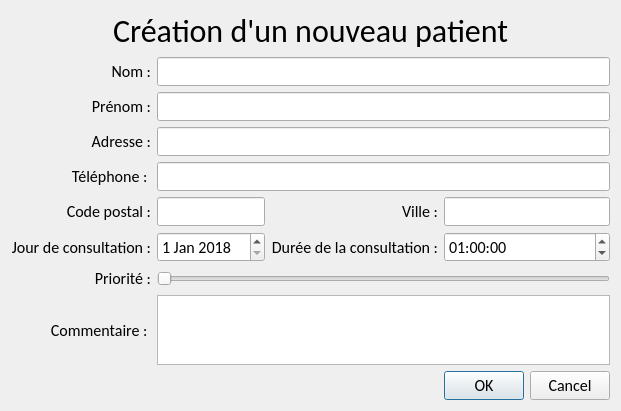
Old version of the form createpatientdialog.ui in the repository Neilero/QtProject.
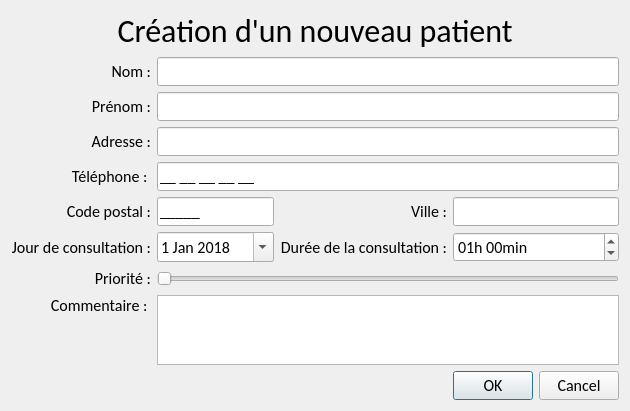
New version of the form.

Commit message: Added healthworker classes Edited createpatientdialog and mainwindow

The edit to the form file:
```diff
--- a/createpatientdialog.ui
+++ b/createpatientdialog.ui
@@ -6,8 +6,8 @@
    <rect>
     <x>0</x>
     <y>0</y>
-    <width>599</width>
-    <height>381</height>
+    <width>630</width>
+    <height>402</height>
    </rect>
   </property>
   <property name="font">
@@ -20,70 +20,50 @@
    <string>Dialog</string>
   </property>
   <layout class="QGridLayout" name="gridLayout">
-   <item row="8" column="0">
-    <widget class="QLabel" name="label_8">
+   <item row="6" column="0">
+    <widget class="QLabel" name="label_4">
      <property name="font">
       <font>
        <family>Calibri</family>
       </font>
      </property>
      <property name="text">
-      <string>Priorité :</string>
+      <string>Code postal :</string>
      </property>
      <property name="alignment">
       <set>Qt::AlignRight|Qt::AlignTrailing|Qt::AlignVCenter</set>
      </property>
     </widget>
    </item>
-   <item row="10" column="3">
-    <widget class="QDialogButtonBox" name="buttonBox">
-     <property name="font">
-      <font>
-       <family>Calibri</family>
-      </font>
-     </property>
+   <item row="11" column="0" colspan="4">
+    <spacer name="verticalSpacer_2">
      <property name="orientation">
-      <enum>Qt::Horizontal</enum>
+      <enum>Qt::Vertical</enum>
      </property>
-     <property name="standardButtons">
-      <set>QDialogButtonBox::Cancel|QDialogButtonBox::Ok</set>
+     <property name="sizeHint" stdset="0">
+      <size>
+       <width>20</width>
+       <height>40</height>
+      </size>
      </property>
-    </widget>
-   </item>
-   <item row="1" column="1" colspan="3">
-    <widget class="QLineEdit" name="lineEditName">
-     <property name="font">
-      <font>
-       <family>Calibri</family>
-      </font>
-     </property>
-    </widget>
-   </item>
-   <item row="5" column="1">
-    <widget class="QLineEdit" name="lineEditPostCode">
-     <property name="font">
-      <font>
-       <family>Calibri</family>
-      </font>
-     </property>
-    </widget>
+    </spacer>
    </item>
    <item row="6" column="2">
-    <widget class="QLabel" name="label_7">
+    <widget class="QLabel" name="label_11">
      <property name="font">
       <font>
        <family>Calibri</family>
       </font>
      </property>
      <property name="text">
-      <string>Durée de la consultation :</string>
+      <string>Ville :</string>
      </property>
      <property name="alignment">
       <set>Qt::AlignRight|Qt::AlignTrailing|Qt::AlignVCenter</set>
      </property>
     </widget>
    </item>
-   <item row="6" column="1">
+   <item row="7" column="1">
     <widget class="QDateEdit" name="dateEditConsultationDay">
      <property name="font">
       <font>
@@ -100,69 +80,12 @@
        <day>1</day>
       </datetime>
      </property>
-    </widget>
-   </item>
-   <item row="4" column="0">
-    <widget class="QLabel" name="label_10">
-     <property name="font">
-      <font>
-       <family>Calibri</family>
-      </font>
+     <property name="calendarPopup">
+      <bool>true</bool>
      </property>
-     <property name="text">
-      <string>Téléphone : </string>
-     </property>
-     <property name="alignment">
-      <set>Qt::AlignRight|Qt::AlignTrailing|Qt::AlignVCenter</set>
-     </property>
     </widget>
    </item>
-   <item row="3" column="1" colspan="3">
-    <widget class="QLineEdit" name="lineEditAddress">
-     <property name="font">
-      <font>
-       <family>Calibri</family>
-      </font>
-     </property>
-    </widget>
-   </item>
-   <item row="5" column="3">
-    <widget class="QLineEdit" name="lineEditTown">
-     <property name="font">
-      <font>
-       <family>Calibri</family>
-      </font>
-     </property>
-    </widget>
-   </item>
-   <item row="9" column="0">
-    <widget class="QLabel" name="label_9">
-     <property name="font">
-      <font>
-       <family>Calibri</family>
-      </font>
-     </property>
-     <property name="text">
-      <string>Commentaire : </string>
-     </property>
-     <property name="alignment">
-      <set>Qt::AlignRight|Qt::AlignTrailing|Qt::AlignVCenter</set>
-     </property>
-    </widget>
-   </item>
-   <item row="2" column="1" colspan="3">
-    <widget class="QLineEdit" name="lineEditSurname">
-     <property name="font">
-      <font>
-       <family>Calibri</family>
-      </font>
-     </property>
-     <property name="text">
-      <string/>
-     </property>
-    </widget>
-   </item>
-   <item row="8" column="1" colspan="3">
+   <item row="9" column="1" colspan="3">
     <widget class="QSlider" name="horizontalSliderPriority">
      <property name="font">
       <font>
@@ -183,60 +106,23 @@
      </property>
     </widget>
    </item>
-   <item row="6" column="3">
-    <widget class="QTimeEdit" name="timeEditDuration">
+   <item row="0" column="0" colspan="4">
+    <widget class="QLabel" name="label_5">
      <property name="font">
       <font>
        <family>Calibri</family>
+       <pointsize>24</pointsize>
       </font>
      </property>
-     <property name="minimumTime">
-      <time>
-       <hour>0</hour>
-       <minute>0</minute>
-       <second>0</second>
-      </time>
-     </property>
-     <property name="time">
-      <time>
-       <hour>1</hour>
-       <minute>0</minute>
-       <second>0</second>
-      </time>
-     </property>
-    </widget>
-   </item>
-   <item row="3" column="0">
-    <widget class="QLabel" name="label_3">
-     <property name="font">
-      <font>
-       <family>Calibri</family>
-      </font>
-     </property>
      <property name="text">
-      <string>Adresse :</string>
+      <string>Création d'un nouveau patient</string>
      </property>
      <property name="alignment">
-      <set>Qt::AlignRight|Qt::AlignTrailing|Qt::AlignVCenter</set>
+      <set>Qt::AlignCenter</set>
      </property>
     </widget>
    </item>
-   <item row="5" column="2">
-    <widget class="QLabel" name="label_11">
-     <property name="font">
-      <font>
-       <family>Calibri</family>
-      </font>
-     </property>
-     <property name="text">
-      <string>Ville :</string>
-     </property>
-     <property name="alignment">
-      <set>Qt::AlignRight|Qt::AlignTrailing|Qt::AlignVCenter</set>
-     </property>
-    </widget>
-   </item>
-   <item row="1" column="0">
+   <item row="2" column="0">
     <widget class="QLabel" name="label_2">
      <property name="sizePolicy">
       <sizepolicy hsizetype="Preferred" vsizetype="Preferred">
@@ -257,22 +143,22 @@
      </property>
     </widget>
    </item>
-   <item row="6" column="0">
-    <widget class="QLabel" name="label_6">
+   <item row="3" column="1" colspan="3">
+    <widget class="QLineEdit" name="lineEditSurname">
      <property name="font">
       <font>
        <family>Calibri</family>
       </font>
      </property>
+     <property name="inputMask">
+      <string>&gt;A&lt;xxxxxxxxxxxxxxxxxxx</string>
+     </property>
      <property name="text">
-      <string>Jour de consultation :</string>
-     </property>
-     <property name="alignment">
-      <set>Qt::AlignRight|Qt::AlignTrailing|Qt::AlignVCenter</set>
+      <string/>
      </property>
     </widget>
    </item>
-   <item row="2" column="0">
+   <item row="3" column="0">
     <widget class="QLabel" name="label">
      <property name="font">
       <font>
@@ -287,63 +173,216 @@
      </property>
     </widget>
    </item>
-   <item row="5" column="0">
-    <widget class="QLabel" name="label_4">
+   <item row="10" column="0">
+    <widget class="QLabel" name="label_9">
      <property name="font">
       <font>
        <family>Calibri</family>
       </font>
      </property>
      <property name="text">
-      <string>Code postal :</string>
+      <string>Commentaire : </string>
      </property>
      <property name="alignment">
-      <set>Qt::AlignRight|Qt::AlignTrailing|Qt::AlignVCenter</set>
-     </property>
-    </widget>
-   </item>
-   <item row="0" column="0" colspan="4">
-    <widget class="QLabel" name="label_5">
-     <property name="font">
-      <font>
-       <family>Calibri</family>
-       <pointsize>24</pointsize>
-      </font>
-     </property>
-     <property name="text">
-      <string>Création d'un nouveau patient</string>
-     </property>
-     <property name="alignment">
-      <set>Qt::AlignCenter</set>
+      <set>Qt::AlignRight|Qt::AlignTop|Qt::AlignTrailing</set>
      </property>
     </widget>
    </item>
    <item row="4" column="1" colspan="3">
+    <widget class="QLineEdit" name="lineEditAddress">
+     <property name="font">
+      <font>
+       <family>Calibri</family>
+      </font>
+     </property>
+     <property name="inputMask">
+      <string/>
+     </property>
+     <property name="maxLength">
+      <number>32767</number>
+     </property>
+    </widget>
+   </item>
+   <item row="4" column="0">
+    <widget class="QLabel" name="label_3">
+     <property name="font">
+      <font>
+       <family>Calibri</family>
+      </font>
+     </property>
+     <property name="text">
+      <string>Adresse :</string>
+     </property>
+     <property name="alignment">
+      <set>Qt::AlignRight|Qt::AlignTrailing|Qt::AlignVCenter</set>
+     </property>
+    </widget>
+   </item>
+   <item row="7" column="3">
+    <widget class="QTimeEdit" name="timeEditDuration">
+     <property name="font">
+      <font>
+       <family>Calibri</family>
+      </font>
+     </property>
+     <property name="minimumTime">
+      <time>
+       <hour>0</hour>
+       <minute>0</minute>
+       <second>0</second>
+      </time>
+     </property>
+     <property name="displayFormat">
+      <string>HH'h 'mm'min'</string>
+     </property>
+     <property name="time">
+      <time>
+       <hour>1</hour>
+       <minute>0</minute>
+       <second>0</second>
+      </time>
+     </property>
+    </widget>
+   </item>
+   <item row="12" column="3">
+    <widget class="QDialogButtonBox" name="buttonBox">
+     <property name="font">
+      <font>
+       <family>Calibri</family>
+      </font>
+     </property>
+     <property name="orientation">
+      <enum>Qt::Horizontal</enum>
+     </property>
+     <property name="standardButtons">
+      <set>QDialogButtonBox::Cancel|QDialogButtonBox::Ok</set>
+     </property>
+    </widget>
+   </item>
+   <item row="2" column="1" colspan="3">
+    <widget class="QLineEdit" name="lineEditName">
+     <property name="font">
+      <font>
+       <family>Calibri</family>
+      </font>
+     </property>
+     <property name="inputMask">
+      <string>&gt;A&lt;xxxxxxxxxxxxxxxxxxx</string>
+     </property>
+    </widget>
+   </item>
+   <item row="9" column="0">
+    <widget class="QLabel" name="label_8">
+     <property name="font">
+      <font>
+       <family>Calibri</family>
+      </font>
+     </property>
+     <property name="text">
+      <string>Priorité :</string>
+     </property>
+     <property name="alignment">
+      <set>Qt::AlignRight|Qt::AlignTrailing|Qt::AlignVCenter</set>
+     </property>
+    </widget>
+   </item>
+   <item row="6" column="1">
+    <widget class="QLineEdit" name="lineEditPostCode">
+     <property name="font">
+      <font>
+       <family>Calibri</family>
+      </font>
+     </property>
+     <property name="inputMask">
+      <string>99999;_</string>
+     </property>
+    </widget>
+   </item>
+   <item row="6" column="3">
+    <widget class="QLineEdit" name="lineEditTown">
+     <property name="font">
+      <font>
+       <family>Calibri</family>
+      </font>
+     </property>
+     <property name="inputMask">
+      <string>&gt;A&lt;xxxxxxxxxxxxxxxxxxxxxxxxxxxxxxxxxxxxxxx</string>
+     </property>
+    </widget>
+   </item>
+   <item row="1" column="0" colspan="4">
+    <spacer name="verticalSpacer">
+     <property name="orientation">
+      <enum>Qt::Vertical</enum>
+     </property>
+     <property name="sizeHint" stdset="0">
+      <size>
+       <width>20</width>
+       <height>40</height>
+      </size>
+     </property>
+    </spacer>
+   </item>
+   <item row="5" column="1" colspan="3">
     <widget class="QLineEdit" name="lineEditPhone">
      <property name="font">
       <font>
        <family>Calibri</family>
       </font>
      </property>
+     <property name="inputMask">
+      <string>99 99 99 99 99;_</string>
+     </property>
     </widget>
    </item>
-   <item row="9" column="1" colspan="3">
-    <widget class="QTextEdit" name="textEditComment">
+   <item row="7" column="2">
+    <widget class="QLabel" name="label_7">
      <property name="font">
       <font>
        <family>Calibri</family>
       </font>
      </property>
-     <property name="html">
-      <string>&lt;!DOCTYPE HTML PUBLIC &quot;-//W3C//DTD HTML 4.0//EN&quot; &quot;http://www.w3.org/TR/REC-html40/strict.dtd&quot;&gt;
-&lt;html&gt;&lt;head&gt;&lt;meta name=&quot;qrichtext&quot; content=&quot;1&quot; /&gt;&lt;style type=&quot;text/css&quot;&gt;
-p, li { white-space: pre-wrap; }
-&lt;/style&gt;&lt;/head&gt;&lt;body style=&quot; font-family:'Calibri'; font-size:12pt; font-weight:400; font-style:normal;&quot;&gt;
-&lt;p style=&quot;-qt-paragraph-type:empty; margin-top:0px; margin-bottom:0px; margin-left:0px; margin-right:0px; -qt-block-indent:0; text-indent:0px; font-size:8.25pt;&quot;&gt;&lt;br /&gt;&lt;/p&gt;
-&lt;p style=&quot;-qt-paragraph-type:empty; margin-top:0px; margin-bottom:0px; margin-left:0px; margin-right:0px; -qt-block-indent:0; text-indent:0px; font-size:8.25pt;&quot;&gt;&lt;br /&gt;&lt;/p&gt;&lt;/body&gt;&lt;/html&gt;</string>
+     <property name="text">
+      <string>Durée de la consultation :</string>
      </property>
+     <property name="alignment">
+      <set>Qt::AlignRight|Qt::AlignTrailing|Qt::AlignVCenter</set>
+     </property>
     </widget>
    </item>
+   <item row="7" column="0">
+    <widget class="QLabel" name="label_6">
+     <property name="font">
+      <font>
+       <family>Calibri</family>
+      </font>
+     </property>
+     <property name="text">
+      <string>Jour de consultation :</string>
+     </property>
+     <property name="alignment">
+      <set>Qt::AlignRight|Qt::AlignTrailing|Qt::AlignVCenter</set>
+     </property>
+    </widget>
+   </item>
+   <item row="5" column="0">
+    <widget class="QLabel" name="label_10">
+     <property name="font">
+      <font>
+       <family>Calibri</family>
+      </font>
+     </property>
+     <property name="text">
+      <string>Téléphone : </string>
+     </property>
+     <property name="alignment">
+      <set>Qt::AlignRight|Qt::AlignTrailing|Qt::AlignVCenter</set>
+     </property>
+    </widget>
+   </item>
+   <item row="10" column="1" colspan="3">
+    <widget class="QPlainTextEdit" name="plainTextEdit"/>
+   </item>
   </layout>
  </widget>
  <resources/>
```
Left out of the diff: 12 changed lines with no effect on the pictures. The commit also changes 8 other files.
